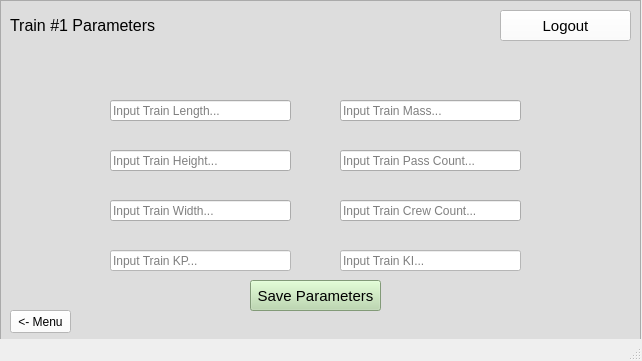
Before: the Qt Designer form src/UI/TrainModel/Train_Parameter.ui in aet37/ECE1140-Project, drawn with Qt 5.
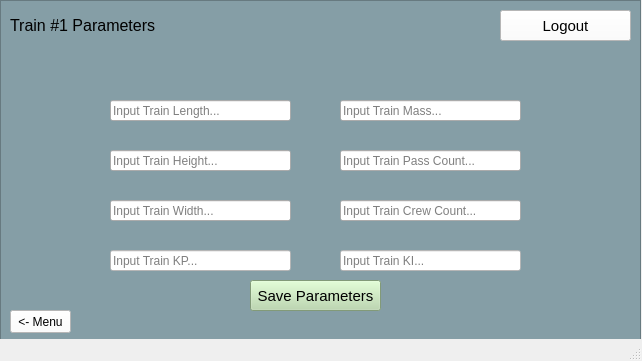
After: the same form once the commit is applied.

```diff
--- a/src/UI/TrainModel/Train_Parameter.ui
+++ b/src/UI/TrainModel/Train_Parameter.ui
@@ -147,7 +147,7 @@
      </rect>
     </property>
     <property name="styleSheet">
-     <string notr="true">background-color: rgb(221, 221, 221);
+     <string notr="true">background-color: rgb(133, 158, 166);
 border-color: rgb(0, 0, 0);</string>
     </property>
     <property name="frameShape">
@@ -277,7 +277,7 @@
       </rect>
      </property>
      <property name="styleSheet">
-      <string notr="true">color: rgb(221, 221, 221);</string>
+      <string notr="true">color: rgb(133, 158, 166);</string>
      </property>
      <property name="text">
       <string>Saved successfully</string>
```
